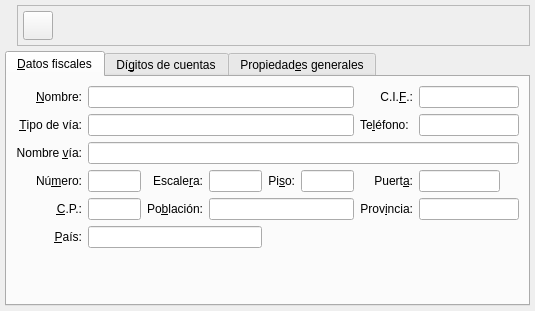
eboladev/Bulmages-1, file bulmages/bulmacont/src/contabilidad/propiedadesempresabase.ui: the form before one commit.
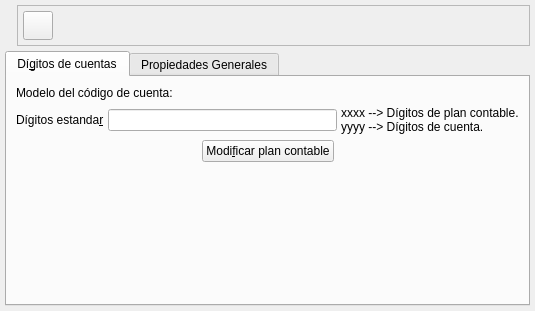
The form after the commit. Icons and pictures are not drawn. Custom widgets are drawn as their Qt base class.

```diff
--- a/bulmages/bulmacont/src/contabilidad/propiedadesempresabase.ui
+++ b/bulmages/bulmacont/src/contabilidad/propiedadesempresabase.ui
@@ -112,396 +112,6 @@
      <property name="currentIndex" >
       <number>0</number>
      </property>
-     <widget class="QWidget" name="tab1" >
-      <attribute name="title" >
-       <string>&amp;Datos fiscales</string>
-      </attribute>
-      <layout class="QGridLayout" >
-       <property name="margin" >
-        <number>9</number>
-       </property>
-       <property name="spacing" >
-        <number>6</number>
-       </property>
-       <item row="5" column="4" colspan="5" >
-        <spacer>
-         <property name="orientation" >
-          <enum>Qt::Horizontal</enum>
-         </property>
-         <property name="sizeHint" >
-          <size>
-           <width>291</width>
-           <height>20</height>
-          </size>
-         </property>
-        </spacer>
-       </item>
-       <item row="5" column="1" colspan="3" >
-        <widget class="QLineEdit" name="mui_pais" >
-         <property name="text" >
-          <string/>
-         </property>
-         <property name="maxLength" >
-          <number>50</number>
-         </property>
-        </widget>
-       </item>
-       <item row="4" column="7" colspan="2" >
-        <widget class="QLineEdit" name="mui_provincia" >
-         <property name="minimumSize" >
-          <size>
-           <width>100</width>
-           <height>0</height>
-          </size>
-         </property>
-         <property name="text" >
-          <string/>
-         </property>
-         <property name="maxLength" >
-          <number>50</number>
-         </property>
-        </widget>
-       </item>
-       <item row="4" column="3" colspan="3" >
-        <widget class="QLineEdit" name="mui_poblacion" >
-         <property name="text" >
-          <string/>
-         </property>
-         <property name="maxLength" >
-          <number>50</number>
-         </property>
-        </widget>
-       </item>
-       <item row="4" column="1" >
-        <widget class="QLineEdit" name="mui_codigopostal" >
-         <property name="text" >
-          <string/>
-         </property>
-         <property name="maxLength" >
-          <number>10</number>
-         </property>
-        </widget>
-       </item>
-       <item row="3" column="7" >
-        <widget class="QLineEdit" name="mui_puerta" >
-         <property name="minimumSize" >
-          <size>
-           <width>50</width>
-           <height>0</height>
-          </size>
-         </property>
-         <property name="text" >
-          <string/>
-         </property>
-         <property name="maxLength" >
-          <number>50</number>
-         </property>
-        </widget>
-       </item>
-       <item row="3" column="5" >
-        <widget class="QLineEdit" name="mui_piso" >
-         <property name="minimumSize" >
-          <size>
-           <width>50</width>
-           <height>0</height>
-          </size>
-         </property>
-         <property name="text" >
-          <string/>
-         </property>
-         <property name="maxLength" >
-          <number>50</number>
-         </property>
-        </widget>
-       </item>
-       <item row="3" column="3" >
-        <widget class="QLineEdit" name="mui_escalera" >
-         <property name="minimumSize" >
-          <size>
-           <width>50</width>
-           <height>0</height>
-          </size>
-         </property>
-         <property name="sizeIncrement" >
-          <size>
-           <width>0</width>
-           <height>0</height>
-          </size>
-         </property>
-         <property name="text" >
-          <string/>
-         </property>
-         <property name="maxLength" >
-          <number>50</number>
-         </property>
-        </widget>
-       </item>
-       <item row="3" column="1" >
-        <widget class="QLineEdit" name="mui_numerovia" >
-         <property name="minimumSize" >
-          <size>
-           <width>50</width>
-           <height>0</height>
-          </size>
-         </property>
-         <property name="text" >
-          <string/>
-         </property>
-         <property name="maxLength" >
-          <number>50</number>
-         </property>
-        </widget>
-       </item>
-       <item row="2" column="1" colspan="8" >
-        <widget class="QLineEdit" name="mui_nombrevia" >
-         <property name="text" >
-          <string/>
-         </property>
-         <property name="maxLength" >
-          <number>200</number>
-         </property>
-        </widget>
-       </item>
-       <item row="1" column="1" colspan="5" >
-        <widget class="QLineEdit" name="mui_tipovia" >
-         <property name="text" >
-          <string/>
-         </property>
-         <property name="maxLength" >
-          <number>200</number>
-         </property>
-        </widget>
-       </item>
-       <item row="0" column="1" colspan="5" >
-        <widget class="QLineEdit" name="mui_nombreempresa" >
-         <property name="minimumSize" >
-          <size>
-           <width>200</width>
-           <height>0</height>
-          </size>
-         </property>
-         <property name="maxLength" >
-          <number>200</number>
-         </property>
-        </widget>
-       </item>
-       <item row="0" column="7" colspan="2" >
-        <widget class="QLineEdit" name="mui_cif" >
-         <property name="minimumSize" >
-          <size>
-           <width>100</width>
-           <height>0</height>
-          </size>
-         </property>
-         <property name="text" >
-          <string/>
-         </property>
-         <property name="maxLength" >
-          <number>50</number>
-         </property>
-        </widget>
-       </item>
-       <item row="1" column="7" colspan="2" >
-        <widget class="QLineEdit" name="mui_telefono" >
-         <property name="maxLength" >
-          <number>50</number>
-         </property>
-        </widget>
-       </item>
-       <item row="1" column="6" >
-        <widget class="QLabel" name="label" >
-         <property name="text" >
-          <string>Te&amp;léfono:</string>
-         </property>
-         <property name="buddy" >
-          <cstring>mui_telefono</cstring>
-         </property>
-        </widget>
-       </item>
-       <item row="3" column="0" >
-        <widget class="QLabel" name="textLabel2_2_2_3" >
-         <property name="text" >
-          <string>Nú&amp;mero:</string>
-         </property>
-         <property name="alignment" >
-          <set>Qt::AlignRight|Qt::AlignTrailing|Qt::AlignVCenter</set>
-         </property>
-         <property name="buddy" >
-          <cstring>mui_numerovia</cstring>
-         </property>
-        </widget>
-       </item>
-       <item row="3" column="2" >
-        <widget class="QLabel" name="textLabel2_2_2_4" >
-         <property name="text" >
-          <string>Escale&amp;ra:</string>
-         </property>
-         <property name="alignment" >
-          <set>Qt::AlignRight|Qt::AlignTrailing|Qt::AlignVCenter</set>
-         </property>
-         <property name="buddy" >
-          <cstring>mui_escalera</cstring>
-         </property>
-        </widget>
-       </item>
-       <item row="3" column="4" >
-        <widget class="QLabel" name="textLabel2_2_2_6" >
-         <property name="text" >
-          <string>Pi&amp;so:</string>
-         </property>
-         <property name="alignment" >
-          <set>Qt::AlignRight|Qt::AlignTrailing|Qt::AlignVCenter</set>
-         </property>
-         <property name="buddy" >
-          <cstring>mui_piso</cstring>
-         </property>
-        </widget>
-       </item>
-       <item row="4" column="6" >
-        <widget class="QLabel" name="textLabel2_2_2_3_2_2" >
-         <property name="text" >
-          <string>Prov&amp;incia:</string>
-         </property>
-         <property name="alignment" >
-          <set>Qt::AlignRight|Qt::AlignTrailing|Qt::AlignVCenter</set>
-         </property>
-         <property name="buddy" >
-          <cstring>mui_provincia</cstring>
-         </property>
-        </widget>
-       </item>
-       <item row="5" column="0" >
-        <widget class="QLabel" name="textLabel2_2_2_3_2_3" >
-         <property name="text" >
-          <string>&amp;País:</string>
-         </property>
-         <property name="alignment" >
-          <set>Qt::AlignRight|Qt::AlignTrailing|Qt::AlignVCenter</set>
-         </property>
-         <property name="buddy" >
-          <cstring>mui_pais</cstring>
-         </property>
-        </widget>
-       </item>
-       <item row="6" column="5" >
-        <spacer>
-         <property name="orientation" >
-          <enum>Qt::Vertical</enum>
-         </property>
-         <property name="sizeHint" >
-          <size>
-           <width>20</width>
-           <height>40</height>
-          </size>
-         </property>
-        </spacer>
-       </item>
-       <item row="0" column="0" >
-        <widget class="QLabel" name="textLabel2" >
-         <property name="text" >
-          <string>&amp;Nombre:</string>
-         </property>
-         <property name="alignment" >
-          <set>Qt::AlignRight|Qt::AlignTrailing|Qt::AlignVCenter</set>
-         </property>
-         <property name="buddy" >
-          <cstring>mui_nombreempresa</cstring>
-         </property>
-        </widget>
-       </item>
-       <item row="2" column="0" >
-        <widget class="QLabel" name="textLabel2_2_2_2" >
-         <property name="text" >
-          <string>Nombre &amp;vía:</string>
-         </property>
-         <property name="alignment" >
-          <set>Qt::AlignRight|Qt::AlignTrailing|Qt::AlignVCenter</set>
-         </property>
-         <property name="buddy" >
-          <cstring>mui_nombrevia</cstring>
-         </property>
-        </widget>
-       </item>
-       <item row="1" column="0" >
-        <widget class="QLabel" name="textLabel2_2_2" >
-         <property name="text" >
-          <string>&amp;Tipo de vía:</string>
-         </property>
-         <property name="alignment" >
-          <set>Qt::AlignRight|Qt::AlignTrailing|Qt::AlignVCenter</set>
-         </property>
-         <property name="buddy" >
-          <cstring>mui_tipovia</cstring>
-         </property>
-        </widget>
-       </item>
-       <item row="0" column="6" >
-        <widget class="QLabel" name="textLabel2_2" >
-         <property name="text" >
-          <string>C.I.&amp;F.:</string>
-         </property>
-         <property name="alignment" >
-          <set>Qt::AlignRight|Qt::AlignTrailing|Qt::AlignVCenter</set>
-         </property>
-         <property name="buddy" >
-          <cstring>mui_cif</cstring>
-         </property>
-        </widget>
-       </item>
-       <item row="4" column="2" >
-        <widget class="QLabel" name="textLabel2_2_2_3_2" >
-         <property name="text" >
-          <string>Po&amp;blación:</string>
-         </property>
-         <property name="alignment" >
-          <set>Qt::AlignRight|Qt::AlignTrailing|Qt::AlignVCenter</set>
-         </property>
-         <property name="buddy" >
-          <cstring>mui_poblacion</cstring>
-         </property>
-        </widget>
-       </item>
-       <item row="4" column="0" >
-        <widget class="QLabel" name="textLabel2_2_2_7" >
-         <property name="text" >
-          <string>&amp;C.P.:</string>
-         </property>
-         <property name="alignment" >
-          <set>Qt::AlignRight|Qt::AlignTrailing|Qt::AlignVCenter</set>
-         </property>
-         <property name="buddy" >
-          <cstring>mui_codigopostal</cstring>
-         </property>
-        </widget>
-       </item>
-       <item row="3" column="6" >
-        <widget class="QLabel" name="textLabel2_2_2_5" >
-         <property name="text" >
-          <string>Puert&amp;a:</string>
-         </property>
-         <property name="alignment" >
-          <set>Qt::AlignRight|Qt::AlignTrailing|Qt::AlignVCenter</set>
-         </property>
-         <property name="buddy" >
-          <cstring>mui_puerta</cstring>
-         </property>
-        </widget>
-       </item>
-       <item row="3" column="8" >
-        <spacer>
-         <property name="orientation" >
-          <enum>Qt::Horizontal</enum>
-         </property>
-         <property name="sizeHint" >
-          <size>
-           <width>40</width>
-           <height>20</height>
-          </size>
-         </property>
-        </spacer>
-       </item>
-      </layout>
-     </widget>
      <widget class="QWidget" name="tab2" >
       <attribute name="title" >
        <string>Dí&amp;gitos de cuentas</string>
@@ -618,7 +228,7 @@
      </widget>
      <widget class="QWidget" name="tab3" >
       <attribute name="title" >
-       <string>Propiedad&amp;es generales</string>
+       <string>Propiedades Generales</string>
       </attribute>
       <layout class="QGridLayout" >
        <property name="margin" >
@@ -647,6 +257,13 @@
   </layout>
  </widget>
  <layoutdefault spacing="4" margin="4" />
+ <customwidgets>
+  <customwidget>
+   <class>ListConfiguracionSubForm</class>
+   <extends>QTableWidget</extends>
+   <header>propiedadesempresa.h</header>
+  </customwidget>
+ </customwidgets>
  <tabstops>
   <tabstop>mui_nombreempresa</tabstop>
   <tabstop>mui_cif</tabstop>
```
Left out of the diff: 36 changed lines with no effect on the pictures.
